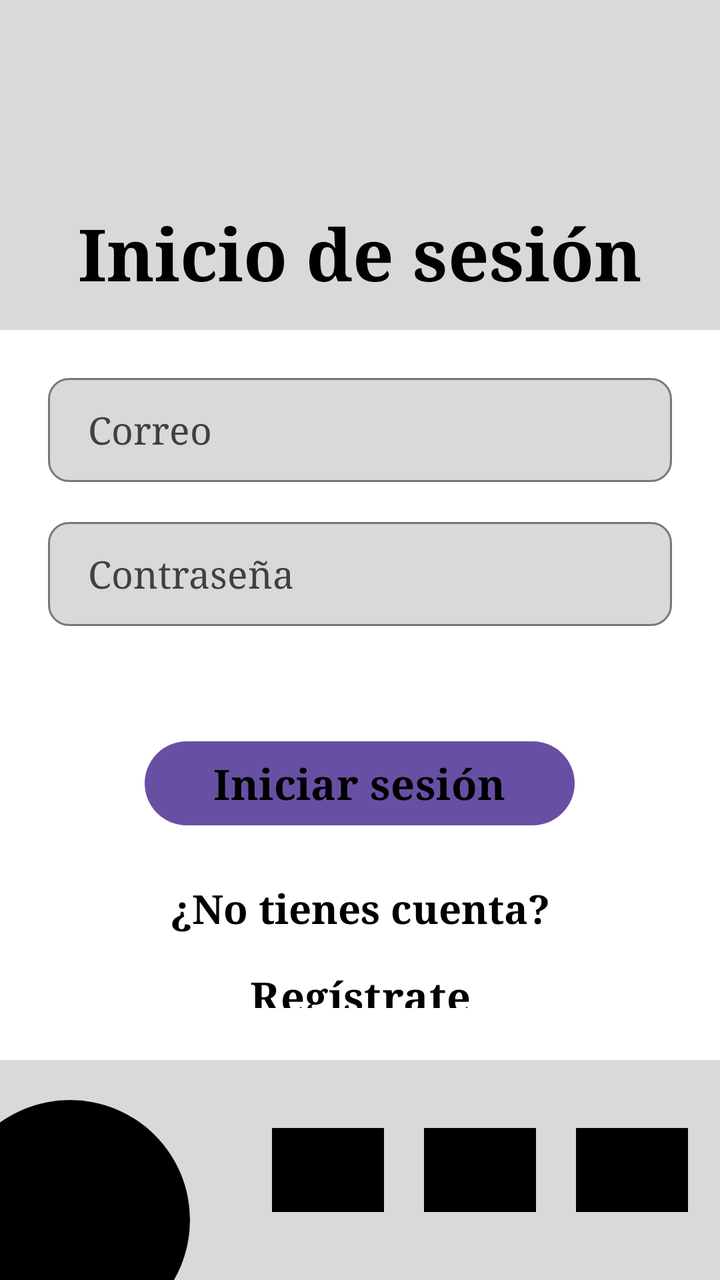
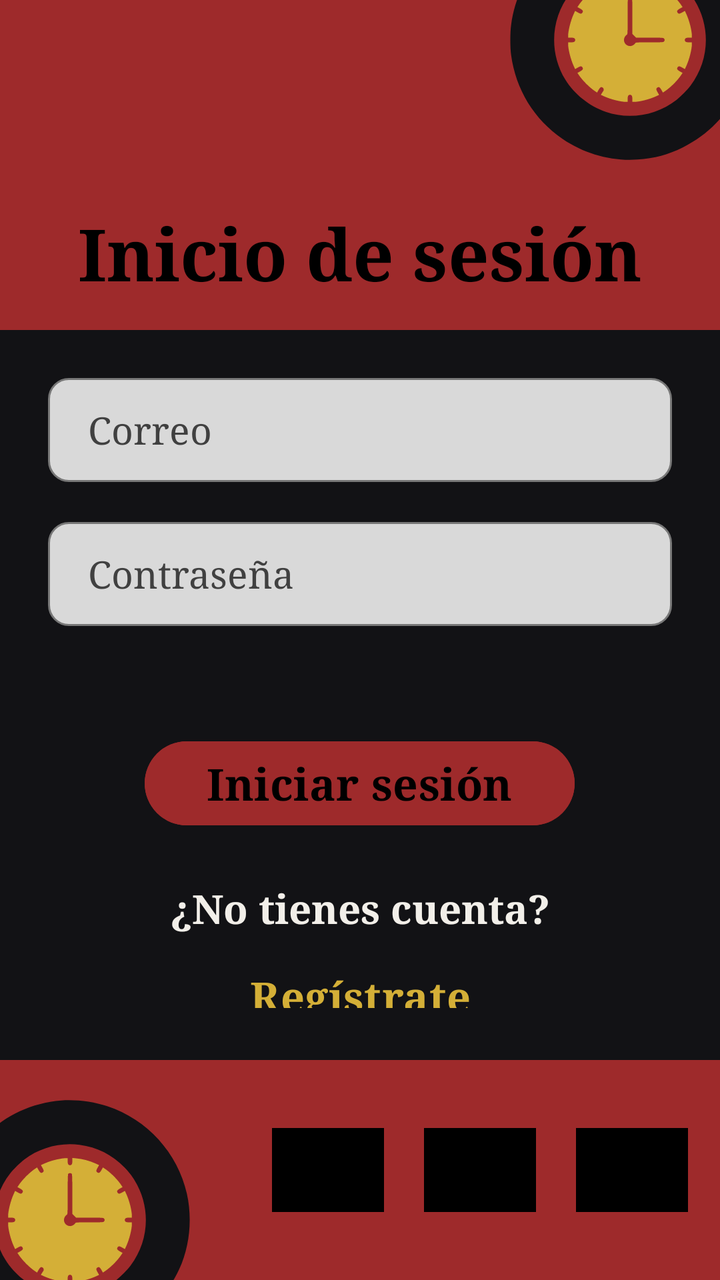

Compare the two renders of this Android layout. The source of the first and the diff that turns it into the second are given below.
<!-- AndroidManifest.xml: application theme Theme.ProyectoFinal -->
<!-- res/layout/activity_login.xml -->
<?xml version="1.0" encoding="utf-8"?>
<LinearLayout
    xmlns:android="http://schemas.android.com/apk/res/android"
    android:id="@+id/main"
    android:layout_width="match_parent"
    android:layout_height="match_parent"
    android:orientation="vertical"
    android:background="#FFFFFF"
    android:fitsSystemWindows="true">

    
    <FrameLayout
        android:layout_width="match_parent"
        android:layout_height="165dp"
        android:background="#D9D9D9">

        
        <View
            android:layout_width="120dp"
            android:layout_height="120dp"
            android:layout_gravity="top|end"
            android:translationX="15dp"
            android:translationY="-40dp" />

        <TextView
            android:layout_width="match_parent"
            android:layout_height="wrap_content"
            android:layout_gravity="bottom"
            android:gravity="center"
            android:paddingBottom="14dp"
            android:text="Inicio de sesión"
            android:textColor="#000000"
            android:textSize="36sp"
            android:textStyle="bold"
            android:fontFamily="serif" />

    </FrameLayout>

    
    <LinearLayout
        android:layout_width="match_parent"
        android:layout_height="0dp"
        android:layout_weight="1"
        android:orientation="vertical"
        android:gravity="top|center_horizontal"
        android:paddingHorizontal="24dp"
        android:paddingVertical="16dp">

        
        <EditText
            android:id="@+id/etCorreo"
            android:layout_width="match_parent"
            android:layout_height="52dp"
            android:layout_marginTop="8dp"
            android:hint="Correo"
            android:paddingStart="20dp"
            android:paddingEnd="16dp"
            android:background="@drawable/bg_field"
            android:textSize="19sp"
            android:textColor="#000000"
            android:textColorHint="#404040"
            android:fontFamily="serif"
            android:singleLine="true"
            android:inputType="textEmailAddress" />

        
        <EditText
            android:id="@+id/etClave"
            android:layout_width="match_parent"
            android:layout_height="52dp"
            android:layout_marginTop="20dp"
            android:hint="Contraseña"
            android:background="@drawable/bg_field"
            android:paddingStart="20dp"
            android:paddingEnd="16dp"
            android:textSize="19sp"
            android:textColor="#000000"
            android:textColorHint="#404040"
            android:fontFamily="serif"
            android:inputType="textPassword"
            android:singleLine="true" />

        <TextView
            android:id="@+id/tvEstado"
            android:layout_width="wrap_content"
            android:layout_height="wrap_content"
            android:layout_marginTop="14dp"
            android:gravity="center"
            android:textSize="16sp" />

        
        <Button
            android:id="@+id/btnIngresar"
            android:layout_width="215dp"
            android:layout_height="50dp"
            android:layout_marginTop="18dp"
            android:text="Iniciar sesión"
            android:textColor="#000000"
            android:textSize="21sp"
            android:textStyle="bold"
            android:fontFamily="serif"
            android:textAllCaps="false" />

        
        <TextView
            android:layout_width="wrap_content"
            android:layout_height="wrap_content"
            android:layout_marginTop="24dp"
            android:text="¿No tienes cuenta?"
            android:textColor="#000000"
            android:textSize="20sp"
            android:textStyle="bold"
            android:fontFamily="serif" />

        
        <Button
            android:id="@+id/btnRegistrate"
            android:layout_width="wrap_content"
            android:layout_height="wrap_content"
            android:layout_marginTop="6dp"
            android:minHeight="48dp"
            android:paddingHorizontal="16dp"
            android:text="@string/registrate"
            android:background="@android:color/transparent"
            android:textColor="#000000"
            android:textSize="21sp"
            android:textStyle="bold"
            android:fontFamily="serif"
            android:textAllCaps="false"
            android:elevation="0dp" />

    </LinearLayout>

    
    <FrameLayout
        android:layout_width="match_parent"
        android:layout_height="110dp"
        android:background="#D9D9D9">

        <View
            android:layout_width="120dp"
            android:layout_height="120dp"
            android:layout_gravity="start|bottom"
            android:background="@drawable/bg_circle_black"
            android:translationX="-25dp"
            android:translationY="30dp" />

        <LinearLayout
            android:layout_width="match_parent"
            android:layout_height="match_parent"
            android:gravity="center|end"
            android:orientation="horizontal"
            android:paddingHorizontal="16dp"
            android:paddingVertical="12dp">

            <EditText
                android:id="@+id/etC1"
                android:layout_width="56dp"
                android:layout_height="42dp"
                android:background="#000000" />

            <EditText
                android:id="@+id/etC2"
                android:layout_width="56dp"
                android:layout_height="42dp"
                android:layout_marginStart="20dp"
                android:background="#000000" />

            <EditText
                android:id="@+id/etC3"
                android:layout_width="56dp"
                android:layout_height="42dp"
                android:layout_marginStart="20dp"
                android:background="#000000" />
        </LinearLayout>

    </FrameLayout>

</LinearLayout>
<!-- resources referenced by this layout -->
<resources>
  <!-- drawable bg_circle_black (drawable) -->
  <?xml version="1.0" encoding="utf-8"?>
  <shape xmlns:android="http://schemas.android.com/apk/res/android">
      <solid android:color="#000000"/>
      <corners android:radius="1000dp"/>
  </shape>
  <!-- drawable bg_field (drawable) -->
  <?xml version="1.0" encoding="utf-8"?>
  <shape xmlns:android="http://schemas.android.com/apk/res/android">
      <solid android:color="#D9D9D9"/>
      <stroke
          android:width="1dp"
          android:color="#777777"/>
      <corners android:radius="10dp"/>
  </shape>
  <string name="registrate"><u>Regístrate</u></string>
  <style name="Theme.ProyectoFinal" parent="Base.Theme.ProyectoFinal" />
  <style name="Base.Theme.ProyectoFinal" parent="Theme.Material3.DayNight.NoActionBar">
          
          
      </style>
</resources>

<!-- the commit's change to res/layout/activity_login.xml (unified diff, before → after) -->
@@ -6,19 +6,21 @@
     android:layout_height="match_parent"
     android:orientation="vertical"
     android:background="#FFFFFF"
-    android:fitsSystemWindows="true">
+    android:fitsSystemWindows="true"
+    android:backgroundTint="@color/carbon_oscuro">
 
     
     <FrameLayout
         android:layout_width="match_parent"
         android:layout_height="165dp"
-        android:background="#D9D9D9">
+        android:background="@color/rojo_carmesi">
 
         
         <View
             android:layout_width="120dp"
             android:layout_height="120dp"
             android:layout_gravity="top|end"
+            android:background="@drawable/dante"
             android:translationX="15dp"
             android:translationY="-40dp" />
 
@@ -44,7 +46,7 @@
         android:orientation="vertical"
         android:gravity="top|center_horizontal"
         android:paddingHorizontal="24dp"
-        android:paddingVertical="16dp">
+        android:paddingVertical="16dp"        >
 
         
         <EditText
@@ -86,7 +88,8 @@
             android:layout_height="wrap_content"
             android:layout_marginTop="14dp"
             android:gravity="center"
-            android:textSize="16sp" />
+            android:textSize="16sp"
+            android:textColor="@color/marfil" />
 
         
         <Button
@@ -96,10 +99,11 @@
             android:layout_marginTop="18dp"
             android:text="Iniciar sesión"
             android:textColor="#000000"
-            android:textSize="21sp"
+            android:textSize="22sp"
             android:textStyle="bold"
             android:fontFamily="serif"
-            android:textAllCaps="false" />
+            android:textAllCaps="false"
+            android:backgroundTint="@color/rojo_carmesi"/>
 
         
         <TextView
@@ -107,7 +111,7 @@
             android:layout_height="wrap_content"
             android:layout_marginTop="24dp"
             android:text="¿No tienes cuenta?"
-            android:textColor="#000000"
+            android:textColor="@color/marfil"
             android:textSize="20sp"
             android:textStyle="bold"
             android:fontFamily="serif" />
@@ -122,7 +126,7 @@
             android:paddingHorizontal="16dp"
             android:text="@string/registrate"
             android:background="@android:color/transparent"
-            android:textColor="#000000"
+            android:textColor="@color/ambar"
             android:textSize="21sp"
             android:textStyle="bold"
             android:fontFamily="serif"
@@ -141,9 +145,11 @@
             android:layout_width="120dp"
             android:layout_height="120dp"
             android:layout_gravity="start|bottom"
-            android:background="@drawable/bg_circle_black"
+            android:background="@drawable/dante"
+            android:elevation="4dp"
             android:translationX="-25dp"
-            android:translationY="30dp" />
+            android:translationY="30dp"
+            />
 
         <LinearLayout
             android:layout_width="match_parent"
@@ -151,7 +157,8 @@
             android:gravity="center|end"
             android:orientation="horizontal"
             android:paddingHorizontal="16dp"
-            android:paddingVertical="12dp">
+            android:paddingVertical="12dp"
+            android:background="@color/rojo_carmesi">
 
             <EditText
                 android:id="@+id/etC1"
<!-- resource entries referenced after the edit -->
@@ -1,11 +1,9 @@
 <!-- resources referenced by this layout -->
 <resources>
-  <!-- drawable bg_circle_black (drawable) -->
-  <?xml version="1.0" encoding="utf-8"?>
-  <shape xmlns:android="http://schemas.android.com/apk/res/android">
-      <solid android:color="#000000"/>
-      <corners android:radius="1000dp"/>
-  </shape>
+  <color name="ambar">#D4AF37</color>
+  <color name="carbon_oscuro">#121215</color>
+  <color name="marfil">#F2EFE9</color>
+  <color name="rojo_carmesi">#9E2A2B</color>
   <!-- drawable bg_field (drawable) -->
   <?xml version="1.0" encoding="utf-8"?>
   <shape xmlns:android="http://schemas.android.com/apk/res/android">
@@ -15,6 +13,7 @@
           android:color="#777777"/>
       <corners android:radius="10dp"/>
   </shape>
+  <!-- drawable dante: vector/xml drawable (drawable, 2764 chars, omitted) -->
   <string name="registrate"><u>Regístrate</u></string>
   <style name="Theme.ProyectoFinal" parent="Base.Theme.ProyectoFinal" />
   <style name="Base.Theme.ProyectoFinal" parent="Theme.Material3.DayNight.NoActionBar">
